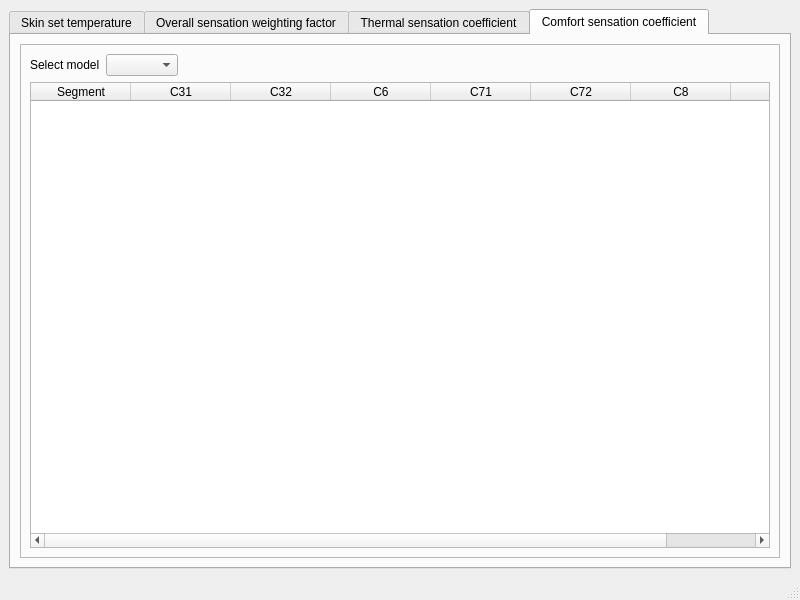
The window that view/ui/tsv_csv_profile_view.ui (zkdlu/PyQt_Project) describes before a commit, drawn with Qt 5.
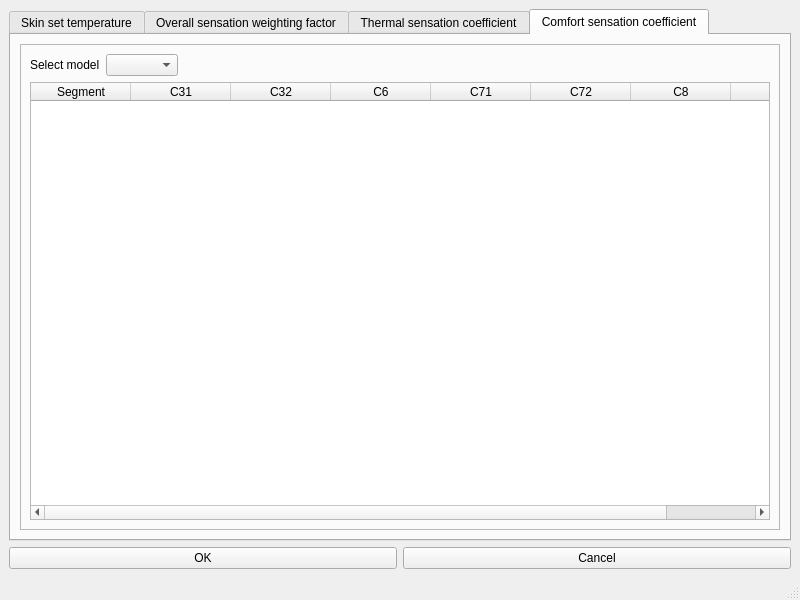
The same window after the commit. Icons and pictures are not drawn.

Commit message: ok cancel button

Diff of the .ui file:
```diff
--- a/view/ui/tsv_csv_profile_view.ui
+++ b/view/ui/tsv_csv_profile_view.ui
@@ -18,7 +18,7 @@
     <normaloff>human-body-standing-black-icon.ico</normaloff>human-body-standing-black-icon.ico</iconset>
   </property>
   <widget class="QWidget" name="centralwidget">
-   <layout class="QHBoxLayout" name="horizontalLayout">
+   <layout class="QVBoxLayout" name="verticalLayout">
     <item>
      <widget class="QTabWidget" name="tabWidget">
       <property name="currentIndex">
@@ -355,6 +355,24 @@
       </widget>
      </widget>
     </item>
+    <item>
+     <layout class="QHBoxLayout" name="horizontalLayout">
+      <item>
+       <widget class="QPushButton" name="btn_ok">
+        <property name="text">
+         <string>OK</string>
+        </property>
+       </widget>
+      </item>
+      <item>
+       <widget class="QPushButton" name="btn_cancel">
+        <property name="text">
+         <string>Cancel</string>
+        </property>
+       </widget>
+      </item>
+     </layout>
+    </item>
    </layout>
   </widget>
   <widget class="QMenuBar" name="menubar">
```
The commit also changes 13 other files.
